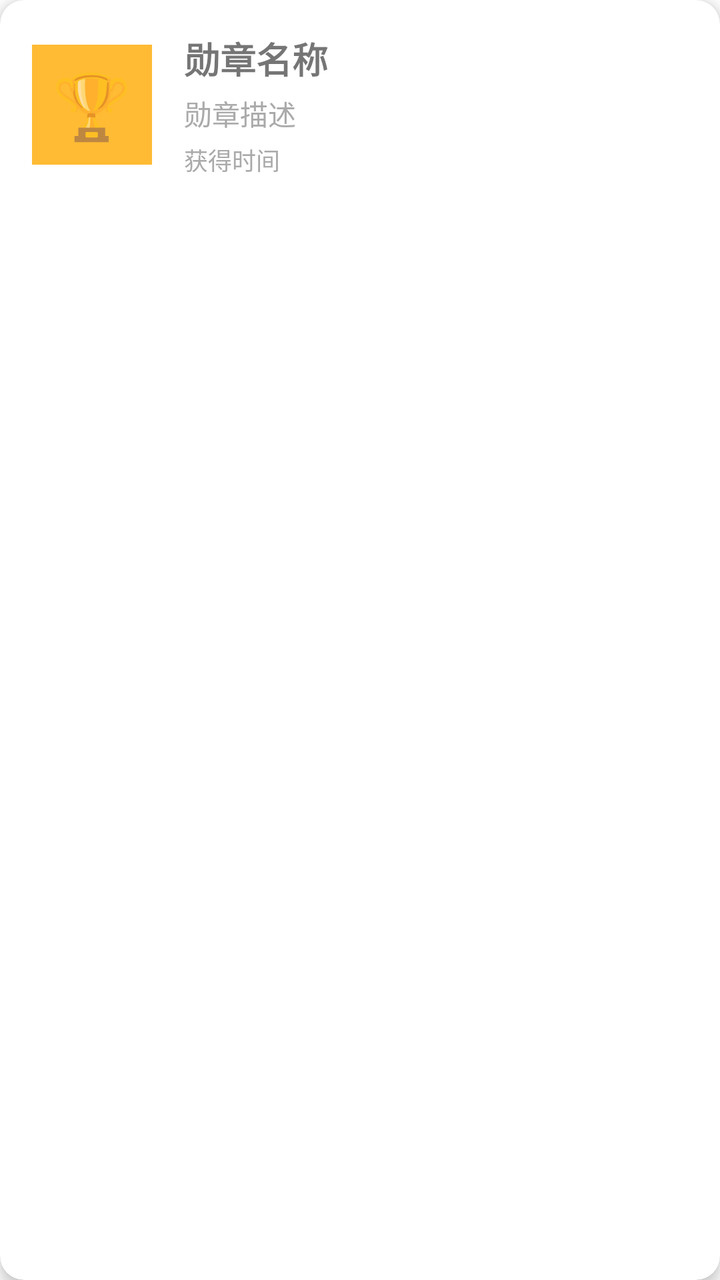
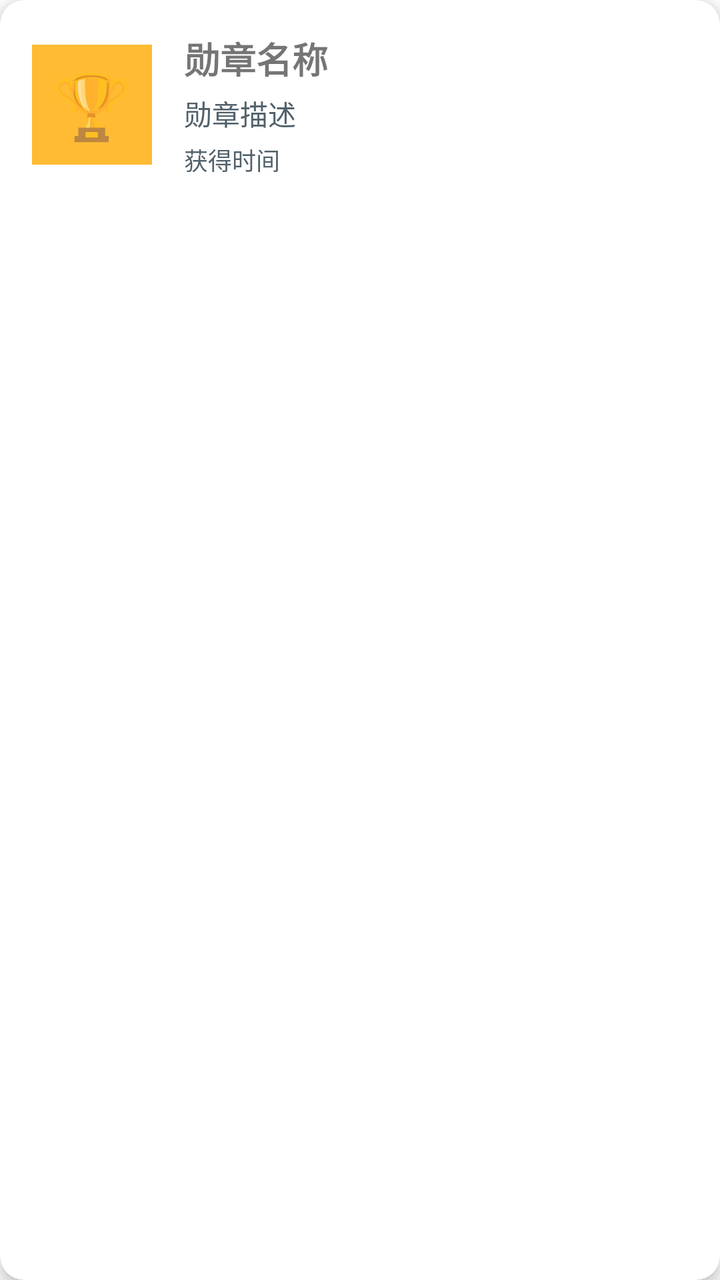

Screens rendered from an Android XML layout before and after an edit, with the pre-edit source and the edit as a unified diff.
<!-- AndroidManifest.xml: application theme Theme.WeightLossBetting -->
<!-- res/layout/item_badge.xml -->
<?xml version="1.0" encoding="utf-8"?>
<com.google.android.material.card.MaterialCardView xmlns:android="http://schemas.android.com/apk/res/android"
    xmlns:app="http://schemas.android.com/apk/res-auto"
    android:layout_width="match_parent"
    android:layout_height="wrap_content"
    android:layout_margin="8dp"
    app:cardElevation="4dp"
    app:cardCornerRadius="12dp">

    <LinearLayout
        android:layout_width="match_parent"
        android:layout_height="wrap_content"
        android:orientation="horizontal"
        android:padding="16dp"
        android:gravity="center_vertical">

        
        <TextView
            android:id="@+id/tvBadgeIcon"
            android:layout_width="60dp"
            android:layout_height="60dp"
            android:gravity="center"
            android:text="🏆"
            android:textSize="32sp"
            android:background="@android:color/holo_orange_light" />

        
        <LinearLayout
            android:layout_width="0dp"
            android:layout_height="wrap_content"
            android:layout_weight="1"
            android:orientation="vertical"
            android:layout_marginStart="16dp">

            <TextView
                android:id="@+id/tvBadgeName"
                android:layout_width="wrap_content"
                android:layout_height="wrap_content"
                android:text="勋章名称"
                android:textSize="18sp"
                android:textStyle="bold" />

            <TextView
                android:id="@+id/tvBadgeDescription"
                android:layout_width="wrap_content"
                android:layout_height="wrap_content"
                android:text="勋章描述"
                android:textSize="14sp"
                android:textColor="@android:color/darker_gray"
                android:layout_marginTop="4dp" />

            <TextView
                android:id="@+id/tvAwardedAt"
                android:layout_width="wrap_content"
                android:layout_height="wrap_content"
                android:text="获得时间"
                android:textSize="12sp"
                android:textColor="@android:color/darker_gray"
                android:layout_marginTop="4dp" />

        </LinearLayout>

    </LinearLayout>

</com.google.android.material.card.MaterialCardView>
<!-- resources referenced by this layout -->
<resources>
  <style name="Theme.WeightLossBetting" parent="Theme.MaterialComponents.DayNight.NoActionBar">
          <item name="colorPrimary">@color/purple_500</item>
          <item name="colorPrimaryDark">@color/purple_700</item>
          <item name="colorAccent">@color/purple_200</item>
          <item name="android:statusBarColor">@color/purple_700</item>
          
          
          <item name="XUIThemeStyle">@style/XUITheme.Phone</item>
      </style>
  <color name="purple_500">#FF6200EE</color>
  <color name="purple_700">#FF3700B3</color>
  <color name="purple_200">#FFBB86FC</color>
</resources>

<!-- the commit's change to res/layout/item_badge.xml (unified diff, before → after) -->
@@ -46,7 +46,7 @@
                 android:layout_height="wrap_content"
                 android:text="勋章描述"
                 android:textSize="14sp"
-                android:textColor="@android:color/darker_gray"
+                android:textColor="@color/xui_config_color_text_content"
                 android:layout_marginTop="4dp" />
 
             <TextView
@@ -55,7 +55,7 @@
                 android:layout_height="wrap_content"
                 android:text="获得时间"
                 android:textSize="12sp"
-                android:textColor="@android:color/darker_gray"
+                android:textColor="@color/xui_config_color_text_content"
                 android:layout_marginTop="4dp" />
 
         </LinearLayout>
<!-- resource entries referenced after the edit -->
@@ -1,16 +1,19 @@
 <!-- resources referenced by this layout -->
 <resources>
+  <color name="xui_config_color_text_content">#FF52616B</color>
   <style name="Theme.WeightLossBetting" parent="Theme.MaterialComponents.DayNight.NoActionBar">
           <item name="colorPrimary">@color/purple_500</item>
           <item name="colorPrimaryDark">@color/purple_700</item>
           <item name="colorAccent">@color/purple_200</item>
           <item name="android:statusBarColor">@color/purple_700</item>
+          <item name="android:navigationBarColor">@color/xui_config_color_background</item>
           
           
           <item name="XUIThemeStyle">@style/XUITheme.Phone</item>
       </style>
-  <color name="purple_500">#FF6200EE</color>
-  <color name="purple_700">#FF3700B3</color>
-  <color name="purple_200">#FFBB86FC</color>
+  <color name="purple_500">#FFE85D4A</color>
+  <color name="purple_700">#FFB94235</color>
+  <color name="purple_200">#FFF7B6A8</color>
+  <color name="xui_config_color_background">#FFF7F5F0</color>
 </resources>
 
